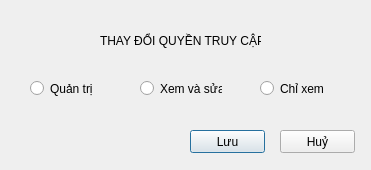
Above: thaydoiquyen.ui from si13ncer/DoAnCTDL before the change. Below: the same form after it.
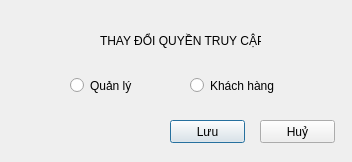
That is the form after the change. Icons and pictures are not drawn.

Diff of the .ui file:
```diff
--- a/thaydoiquyen.ui
+++ b/thaydoiquyen.ui
@@ -6,8 +6,8 @@
    <rect>
     <x>0</x>
     <y>0</y>
-    <width>371</width>
-    <height>170</height>
+    <width>352</width>
+    <height>162</height>
    </rect>
   </property>
   <property name="windowTitle">
@@ -16,47 +16,34 @@
   <widget class="QRadioButton" name="btnAdm">
    <property name="geometry">
     <rect>
-     <x>30</x>
-     <y>80</y>
-     <width>82</width>
-     <height>17</height>
+     <x>70</x>
+     <y>70</y>
+     <width>101</width>
+     <height>31</height>
     </rect>
    </property>
    <property name="text">
-    <string>Quản trị</string>
+    <string>Quản lý</string>
    </property>
   </widget>
-  <widget class="QRadioButton" name="btnRW">
-   <property name="geometry">
-    <rect>
-     <x>140</x>
-     <y>80</y>
-     <width>82</width>
-     <height>17</height>
-    </rect>
-   </property>
-   <property name="text">
-    <string>Xem và sửa</string>
-   </property>
-  </widget>
-  <widget class="QRadioButton" name="btnRO">
-   <property name="geometry">
-    <rect>
-     <x>260</x>
-     <y>80</y>
-     <width>82</width>
-     <height>17</height>
-    </rect>
-   </property>
-   <property name="text">
-    <string>Chỉ xem</string>
-   </property>
-  </widget>
-  <widget class="QPushButton" name="btnLuu">
+  <widget class="QRadioButton" name="btnKH">
    <property name="geometry">
     <rect>
      <x>190</x>
-     <y>130</y>
+     <y>70</y>
+     <width>101</width>
+     <height>31</height>
+    </rect>
+   </property>
+   <property name="text">
+    <string>Khách hàng</string>
+   </property>
+  </widget>
+  <widget class="QPushButton" name="btnLuu">
+   <property name="geometry">
+    <rect>
+     <x>170</x>
+     <y>120</y>
      <width>75</width>
      <height>23</height>
     </rect>
@@ -68,8 +55,8 @@
   <widget class="QPushButton" name="btnHuy">
    <property name="geometry">
     <rect>
-     <x>280</x>
-     <y>130</y>
+     <x>260</x>
+     <y>120</y>
      <width>75</width>
      <height>23</height>
     </rect>
```
Left out of the diff: 14 changed lines with no effect on the pictures.
